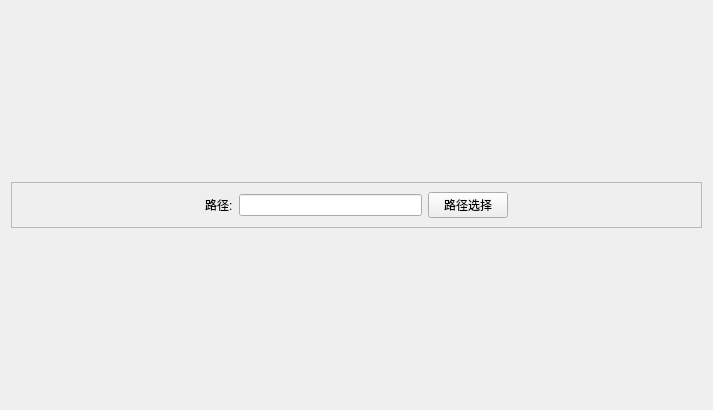
The window that machineLearningAndDeepLearning/machineLearning/ex2-logistic regression/untitled.ui (liwenzu/Algorithm_and_data_structure) describes before a commit, drawn with Qt 5.
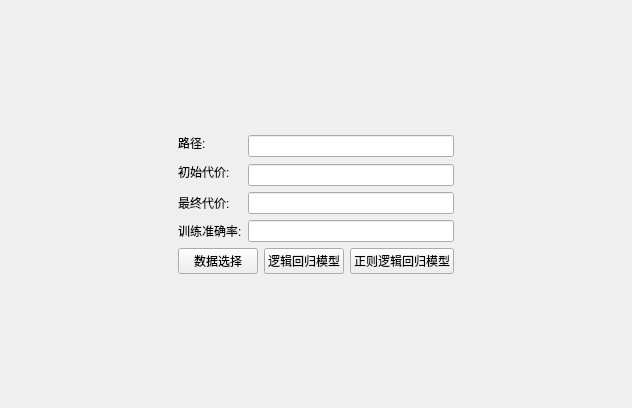
The same window after the commit.

Diff of the .ui file:
```diff
--- a/machineLearningAndDeepLearning/machineLearning/ex2-logistic regression/untitled.ui
+++ b/machineLearningAndDeepLearning/machineLearning/ex2-logistic regression/untitled.ui
@@ -6,18 +6,15 @@
    <rect>
     <x>0</x>
     <y>0</y>
-    <width>713</width>
-    <height>410</height>
+    <width>632</width>
+    <height>408</height>
    </rect>
   </property>
   <property name="windowTitle">
    <string>Form</string>
   </property>
-  <layout class="QVBoxLayout" name="verticalLayout_2">
-   <item>
-    <widget class="QWidget" name="widget" native="true">
-     <layout class="QVBoxLayout" name="verticalLayout">
-      <item>
+  <layout class="QGridLayout" name="gridLayout_2">
+   <item row="0" column="1">
        <spacer name="verticalSpacer">
         <property name="orientation">
          <enum>Qt::Vertical</enum>
@@ -25,37 +22,28 @@
         <property name="sizeHint" stdset="0">
          <size>
           <width>20</width>
-          <height>40</height>
+       <height>96</height>
          </size>
         </property>
        </spacer>
       </item>
-     </layout>
-    </widget>
-   </item>
-   <item>
-    <widget class="QFrame" name="frame">
-     <property name="frameShape">
-      <enum>QFrame::StyledPanel</enum>
-     </property>
-     <property name="frameShadow">
-      <enum>QFrame::Raised</enum>
-     </property>
-     <layout class="QHBoxLayout" name="horizontalLayout">
-      <item>
-       <spacer name="horizontalSpacer_2">
+   <item row="1" column="0">
+    <spacer name="horizontalSpacer">
         <property name="orientation">
          <enum>Qt::Horizontal</enum>
         </property>
         <property name="sizeHint" stdset="0">
          <size>
-          <width>40</width>
+       <width>117</width>
           <height>20</height>
          </size>
         </property>
        </spacer>
       </item>
-      <item>
+   <item row="1" column="1">
+    <widget class="QWidget" name="widget" native="true">
+     <layout class="QGridLayout" name="gridLayout">
+      <item row="0" column="0">
        <widget class="QLabel" name="label">
         <property name="text">
          <string>路径:</string>
@@ -68,36 +56,77 @@
         </property>
        </widget>
       </item>
-      <item>
+      <item row="0" column="1" rowspan="2" colspan="3">
        <widget class="QLineEdit" name="lineEdit"/>
       </item>
-      <item>
+      <item row="1" column="0" rowspan="2">
+       <widget class="QLabel" name="label_2">
+        <property name="text">
+         <string>初始代价:</string>
+        </property>
+       </widget>
+      </item>
+      <item row="2" column="1" colspan="3">
+       <widget class="QLineEdit" name="lineEdit_2"/>
+      </item>
+      <item row="3" column="0">
+       <widget class="QLabel" name="label_3">
+        <property name="text">
+         <string>最终代价:</string>
+        </property>
+       </widget>
+      </item>
+      <item row="3" column="1" colspan="3">
+       <widget class="QLineEdit" name="lineEdit_3"/>
+      </item>
+      <item row="4" column="0">
+       <widget class="QLabel" name="label_4">
+        <property name="text">
+         <string>训练准确率:</string>
+        </property>
+       </widget>
+      </item>
+      <item row="4" column="1" colspan="3">
+       <widget class="QLineEdit" name="lineEdit_4"/>
+      </item>
+      <item row="5" column="0" colspan="2">
        <widget class="QPushButton" name="pushButton">
         <property name="text">
-         <string>路径选择</string>
+         <string>数据选择</string>
         </property>
        </widget>
       </item>
-      <item>
-       <spacer name="horizontalSpacer">
+      <item row="5" column="2">
+       <widget class="QPushButton" name="pushButton_2">
+        <property name="text">
+         <string>逻辑回归模型</string>
+        </property>
+       </widget>
+      </item>
+      <item row="5" column="3">
+       <widget class="QPushButton" name="pushButton_3">
+        <property name="text">
+         <string>正则逻辑回归模型</string>
+        </property>
+       </widget>
+      </item>
+     </layout>
+    </widget>
+   </item>
+   <item row="1" column="2">
+    <spacer name="horizontalSpacer_2">
         <property name="orientation">
          <enum>Qt::Horizontal</enum>
         </property>
         <property name="sizeHint" stdset="0">
          <size>
-          <width>40</width>
+       <width>116</width>
           <height>20</height>
          </size>
         </property>
        </spacer>
       </item>
-     </layout>
-    </widget>
-   </item>
-   <item>
-    <widget class="QWidget" name="widget_2" native="true">
-     <layout class="QHBoxLayout" name="horizontalLayout_2">
-      <item>
+   <item row="2" column="1">
        <spacer name="verticalSpacer_2">
         <property name="orientation">
          <enum>Qt::Vertical</enum>
@@ -105,13 +134,10 @@
         <property name="sizeHint" stdset="0">
          <size>
           <width>20</width>
-          <height>60</height>
+       <height>96</height>
          </size>
         </property>
        </spacer>
-      </item>
-     </layout>
-    </widget>
    </item>
   </layout>
  </widget>
```
Lines whose indentation alone changed are shown as unchanged.
